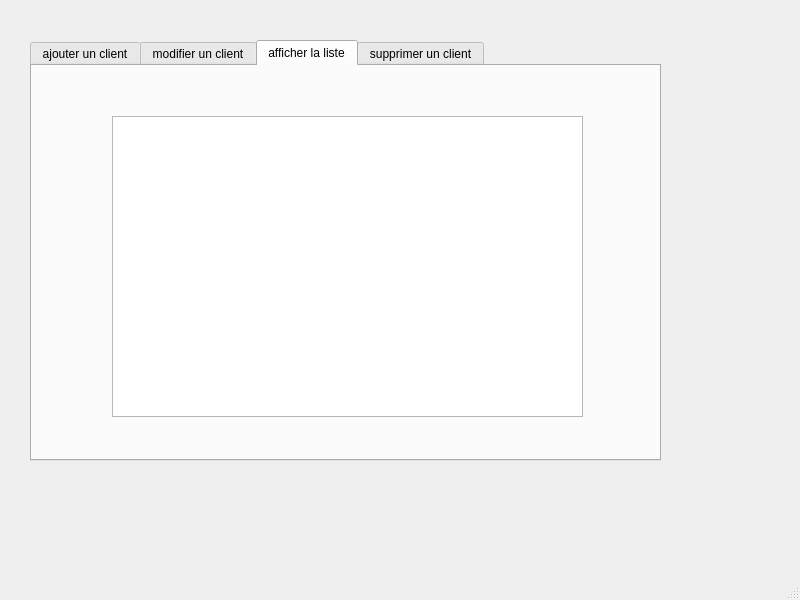
The window that mainwindow.ui (firastourki99/smartgarage) describes before a commit, drawn with Qt 5.
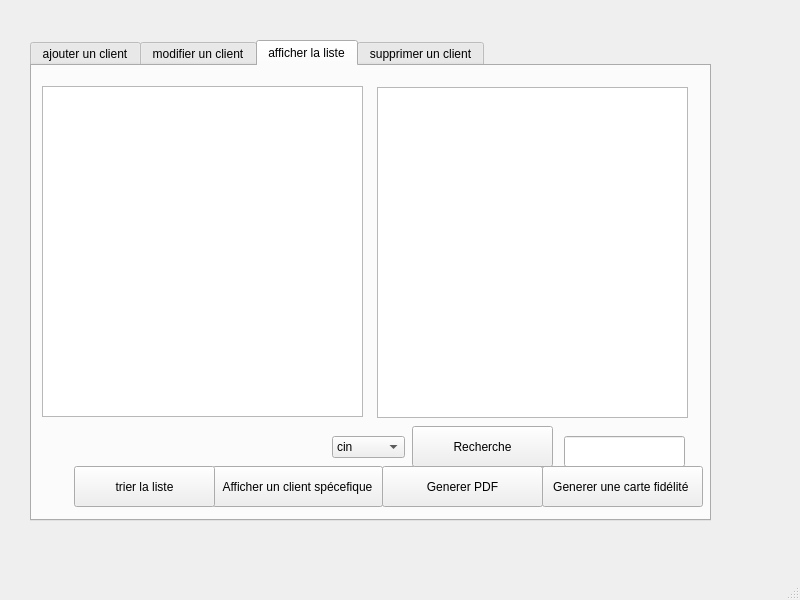
The same window after the commit. The open tabs and pages were chosen to show the change.

```diff
--- a/mainwindow.ui
+++ b/mainwindow.ui
@@ -19,8 +19,8 @@
      <rect>
       <x>30</x>
       <y>40</y>
-      <width>631</width>
-      <height>421</height>
+      <width>681</width>
+      <height>481</height>
      </rect>
     </property>
     <property name="currentIndex">
@@ -391,13 +391,113 @@
      <widget class="QTableView" name="tableView">
       <property name="geometry">
        <rect>
-        <x>80</x>
-        <y>50</y>
-        <width>471</width>
-        <height>301</height>
+        <x>10</x>
+        <y>20</y>
+        <width>321</width>
+        <height>331</height>
        </rect>
       </property>
      </widget>
+     <widget class="QPushButton" name="carte">
+      <property name="geometry">
+       <rect>
+        <x>510</x>
+        <y>400</y>
+        <width>161</width>
+        <height>41</height>
+       </rect>
+      </property>
+      <property name="text">
+       <string>Generer une carte fidélité </string>
+      </property>
+     </widget>
+     <widget class="QPushButton" name="pdf">
+      <property name="geometry">
+       <rect>
+        <x>350</x>
+        <y>400</y>
+        <width>161</width>
+        <height>41</height>
+       </rect>
+      </property>
+      <property name="text">
+       <string>Generer PDF</string>
+      </property>
+     </widget>
+     <widget class="QPushButton" name="pushButton_2">
+      <property name="geometry">
+       <rect>
+        <x>180</x>
+        <y>400</y>
+        <width>171</width>
+        <height>41</height>
+       </rect>
+      </property>
+      <property name="text">
+       <string>Afficher un client spécefique</string>
+      </property>
+     </widget>
+     <widget class="QPushButton" name="recherche">
+      <property name="geometry">
+       <rect>
+        <x>380</x>
+        <y>360</y>
+        <width>141</width>
+        <height>41</height>
+       </rect>
+      </property>
+      <property name="text">
+       <string>Recherche</string>
+      </property>
+     </widget>
+     <widget class="QPushButton" name="trier">
+      <property name="geometry">
+       <rect>
+        <x>42</x>
+        <y>400</y>
+        <width>141</width>
+        <height>41</height>
+       </rect>
+      </property>
+      <property name="text">
+       <string>trier la liste</string>
+      </property>
+     </widget>
+     <widget class="QTableView" name="tableview2">
+      <property name="geometry">
+       <rect>
+        <x>345</x>
+        <y>21</y>
+        <width>311</width>
+        <height>331</height>
+       </rect>
+      </property>
+     </widget>
+     <widget class="QLineEdit" name="line_recherche">
+      <property name="geometry">
+       <rect>
+        <x>532</x>
+        <y>370</y>
+        <width>121</width>
+        <height>31</height>
+       </rect>
+      </property>
+     </widget>
+     <widget class="QComboBox" name="comboBox">
+      <property name="geometry">
+       <rect>
+        <x>300</x>
+        <y>370</y>
+        <width>73</width>
+        <height>22</height>
+       </rect>
+      </property>
+      <item>
+       <property name="text">
+        <string>cin</string>
+       </property>
+      </item>
+     </widget>
     </widget>
     <widget class="QWidget" name="tab_2">
      <attribute name="title">
```
Left out of the diff: 7 changed lines with no effect on the pictures.
